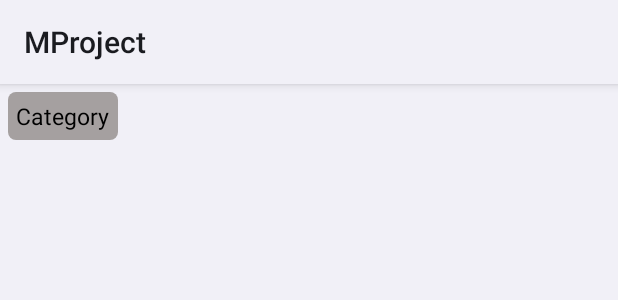
After one commit to PPIliev/Simple-App-MVVM, an Android app: the layout item_category.xml on its own in the app's theme, with its tools: preview values and no code run, on a phone screen of 412 x 824 dp. The commit adds this screen. Shown: the top 300 px of the screen. Run offline under Robolectric (Android 15) with nearby library versions, the phone set to English and light mode, and no system bars; network calls fail.

Commit message:
added functionality

```diff
--- a/app/src/main/java/com/example/mproject/adapters/GamesAdapter.kt
+++ b/app/src/main/java/com/example/mproject/adapters/GamesAdapter.kt
@@ -40,7 +40,7 @@ class GamesAdapter @Inject constructor(): RecyclerView.Adapter<GamesAdapter.View
             binding.apply {
                 tvGameName.text = item.title
                 tvDeveloper.text = item.developer
-                tvPlatform.text = item.platform
+                tvCategory.text = item.genre
 
                 ivGameImage.load(item.thumbnail) {
                     crossfade(true)
@@ -74,7 +74,7 @@ class GamesAdapter @Inject constructor(): RecyclerView.Adapter<GamesAdapter.View
         }
 
         override fun areContentsTheSame(oldItem: GameListResponse, newItem: GameListResponse): Boolean {
-            return oldItem == newItem // You can use the default equals() method
+            return oldItem == newItem
         }
     }
 
--- a/app/src/main/java/com/example/mproject/api/ApiService.kt
+++ b/app/src/main/java/com/example/mproject/api/ApiService.kt
@@ -1,5 +1,6 @@
 package com.example.mproject.api
 
+import com.example.mproject.data.response.GameCategoryResponse
 import com.example.mproject.data.response.GameDetailsResponse
 import com.example.mproject.data.response.GameListResponse
 import retrofit2.Call
@@ -15,5 +16,8 @@ interface ApiService {
     @GET("game")
     suspend fun getGameDetails(@Query("id") id: Int): Response<GameDetailsResponse>
 
+    @GET("games")
+    suspend fun getGameCategory(@Query("category") category: String): Response<List<GameListResponse>>
+
 
 }
--- a/app/src/main/java/com/example/mproject/data/repository/ApiRepository.kt
+++ b/app/src/main/java/com/example/mproject/data/repository/ApiRepository.kt
@@ -14,6 +14,7 @@ class ApiRepository @Inject constructor(
     suspend fun getAllGames() = apiService.getAllGames()
 
     suspend fun getGameDetails(id: Int) = apiService.getGameDetails(id)
+    suspend fun getCategories(category: String) = apiService.getGameCategory(category)
 
 //    suspend fun getAllGamesFlow() = flow {
 //        val result = apiService.getAllGames()
--- /dev/null
+++ b/app/src/main/java/com/example/mproject/data/response/GameCategoryResponse.kt
@@ -0,0 +1,3 @@
+package com.example.mproject.data.response
+
+data class GameCategoryResponse(val name: String)
--- /dev/null
+++ b/app/src/main/res/drawable/bg_rounded.xml
@@ -0,0 +1,5 @@
+<?xml version="1.0" encoding="utf-8"?>
+<shape xmlns:android="http://schemas.android.com/apk/res/android">
+    <solid android:color="@color/gray"/>
+    <corners android:radius="5dp"/>
+</shape>
--- /dev/null
+++ b/app/src/main/res/drawable/bg_rounded_colored_corners.xml
@@ -0,0 +1,6 @@
+<?xml version="1.0" encoding="utf-8"?>
+<shape xmlns:android="http://schemas.android.com/apk/res/android">
+    <solid android:color="@color/gray"/>
+    <corners android:radius="5dp"/>
+    <stroke android:color="@color/lightBlue" android:width="2dp"/>
+</shape>
--- /dev/null
+++ b/app/src/main/res/layout/item_category.xml
@@ -0,0 +1,25 @@
+<?xml version="1.0" encoding="utf-8"?>
+<androidx.constraintlayout.widget.ConstraintLayout xmlns:android="http://schemas.android.com/apk/res/android"
+    android:layout_width="wrap_content"
+    android:layout_height="wrap_content"
+    xmlns:app="http://schemas.android.com/apk/res-auto">
+
+    <TextView
+        android:id="@+id/categoryName"
+        android:layout_width="wrap_content"
+        android:layout_height="wrap_content"
+        android:background="@drawable/bg_rounded"
+        android:textSize="15sp"
+        android:padding="5dp"
+        android:textColor="@color/black"
+        android:layout_margin="5dp"
+        app:layout_constraintBottom_toBottomOf="parent"
+        app:layout_constraintTop_toTopOf="parent"
+        app:layout_constraintStart_toStartOf="parent"
+        app:layout_constraintEnd_toEndOf="parent"
+        android:text="Category"
+
+
+        />
+
+</androidx.constraintlayout.widget.ConstraintLayout>
--- a/app/src/main/res/values/colors.xml
+++ b/app/src/main/res/values/colors.xml
@@ -2,6 +2,8 @@
 <resources>
     <color name="black">#FF000000</color>
     <color name="white">#FFFFFFFF</color>
+    <color name="white2">#F8F8F8</color>
+    <color name="gray">#A5A0A0</color>
     <color name="red">#D22B2B</color>
     <color name="lightBlue">#0DBBEA</color>
 </resources>
--- a/app/src/main/res/values/strings.xml
+++ b/app/src/main/res/values/strings.xml
@@ -5,4 +5,5 @@
     <string name="name">Name:</string>
     <string name="developer">Developer</string>
     <string name="platform">Platform</string>
+    <string name="category">Category</string>
 </resources>
```
Also changed, not shown: app/src/main/java/com/example/mproject/adapters/GameCategoryAdapter.kt (added, +85 -0 lines), app/src/main/java/com/example/mproject/ui/ApiViewModel.kt (+60 -0 lines), app/src/main/java/com/example/mproject/ui/GamesFragment.kt (+26 -1 lines), app/src/main/res/layout/fragment_games.xml (+33 -2 lines), app/src/main/res/layout/item_games.xml (+6 -7 lines).
